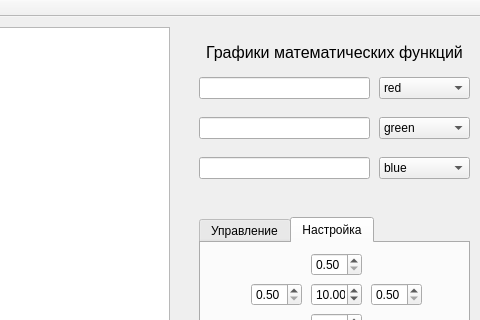
Above: mainwindow.ui from SPTolkachev/Graphics_in_Cpp before the change; both pictures show x 171 to 651 and y 0 to 320 of the 651 by 401 pixel window. Below: the same form after it.
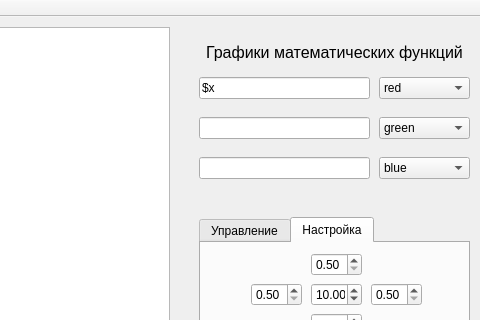
That is the form after the change. The open tabs and pages were chosen to show the change. Icons and pictures are not drawn.

What changed in the file:
```diff
--- a/mainwindow.ui
+++ b/mainwindow.ui
@@ -302,6 +302,9 @@
       <height>22</height>
      </rect>
     </property>
+    <property name="text">
+     <string>$x</string>
+    </property>
     <property name="maxLength">
      <number>500</number>
     </property>
```
Left out of the diff: 9 changed lines with no effect on the pictures.
